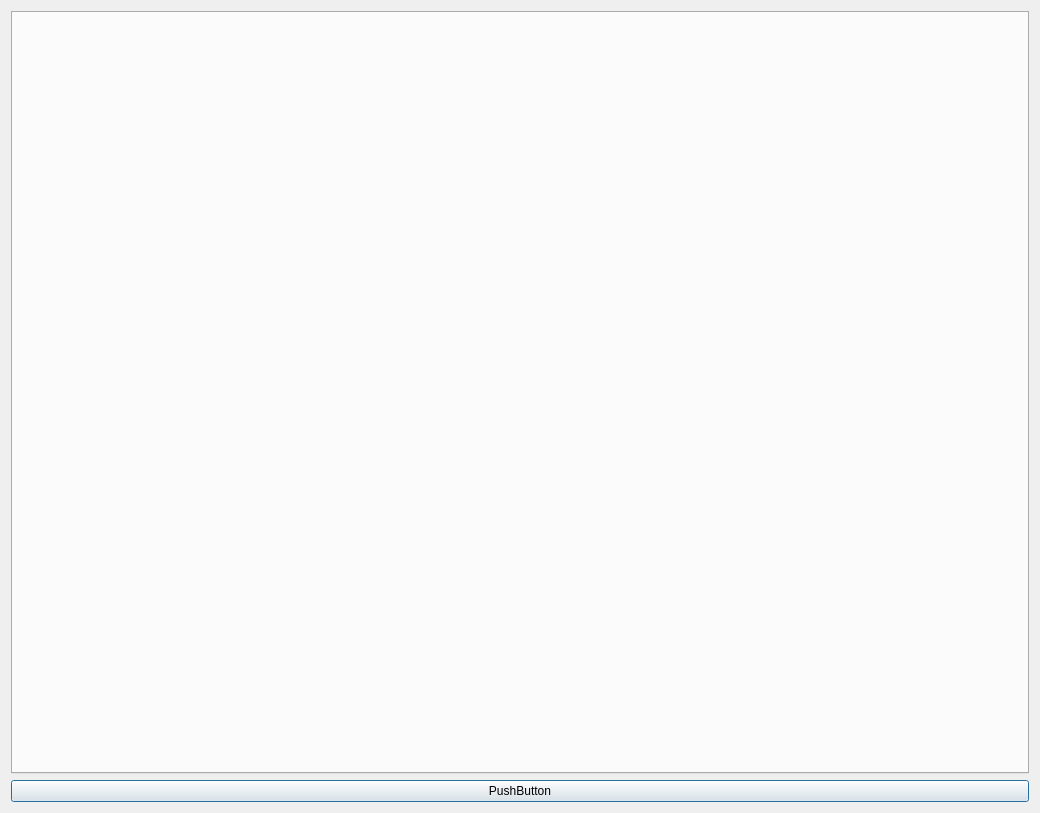
Qt form suews_database_manager_dialog_base.ui (gusbacos/suews_database_manager) before a commit.
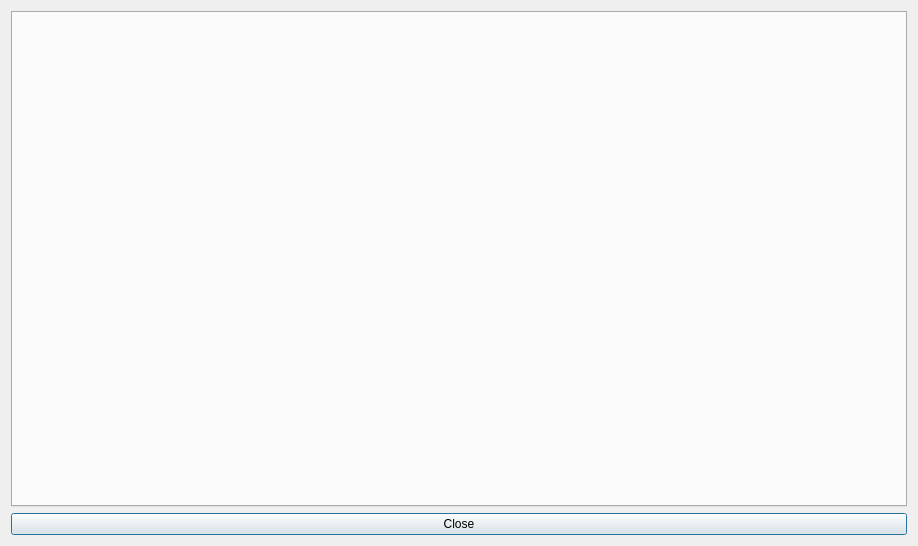
The same form after that commit.

Diff of the .ui file:
```diff
--- a/suews_database_manager_dialog_base.ui
+++ b/suews_database_manager_dialog_base.ui
@@ -6,13 +6,19 @@
    <rect>
     <x>0</x>
     <y>0</y>
-    <width>1040</width>
-    <height>813</height>
+    <width>918</width>
+    <height>546</height>
    </rect>
   </property>
   <property name="minimumSize">
    <size>
     <width>0</width>
+    <height>0</height>
+   </size>
+  </property>
+  <property name="maximumSize">
+   <size>
+    <width>16777215</width>
     <height>800</height>
    </size>
   </property>
@@ -31,6 +37,12 @@
        <verstretch>0</verstretch>
       </sizepolicy>
      </property>
+     <property name="maximumSize">
+      <size>
+       <width>16777215</width>
+       <height>700</height>
+      </size>
+     </property>
      <property name="currentIndex">
       <number>-1</number>
      </property>
@@ -39,7 +51,7 @@
    <item row="1" column="0">
     <widget class="QPushButton" name="pushButton">
      <property name="text">
-      <string>PushButton</string>
+      <string>Close</string>
      </property>
     </widget>
    </item>
```
